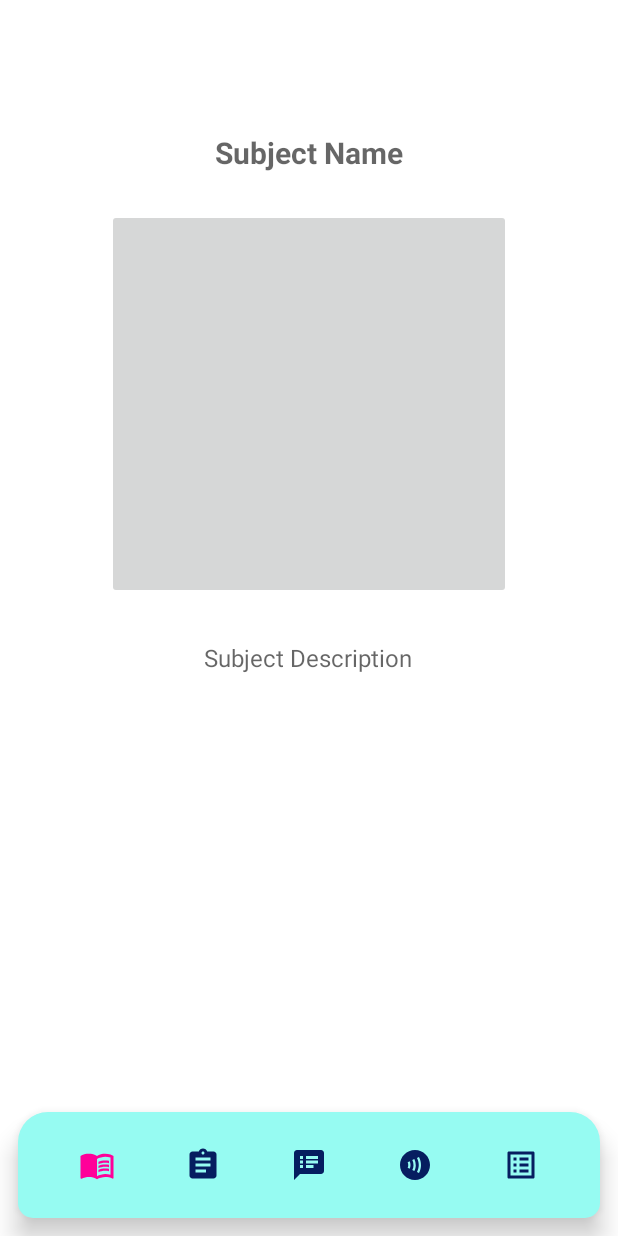
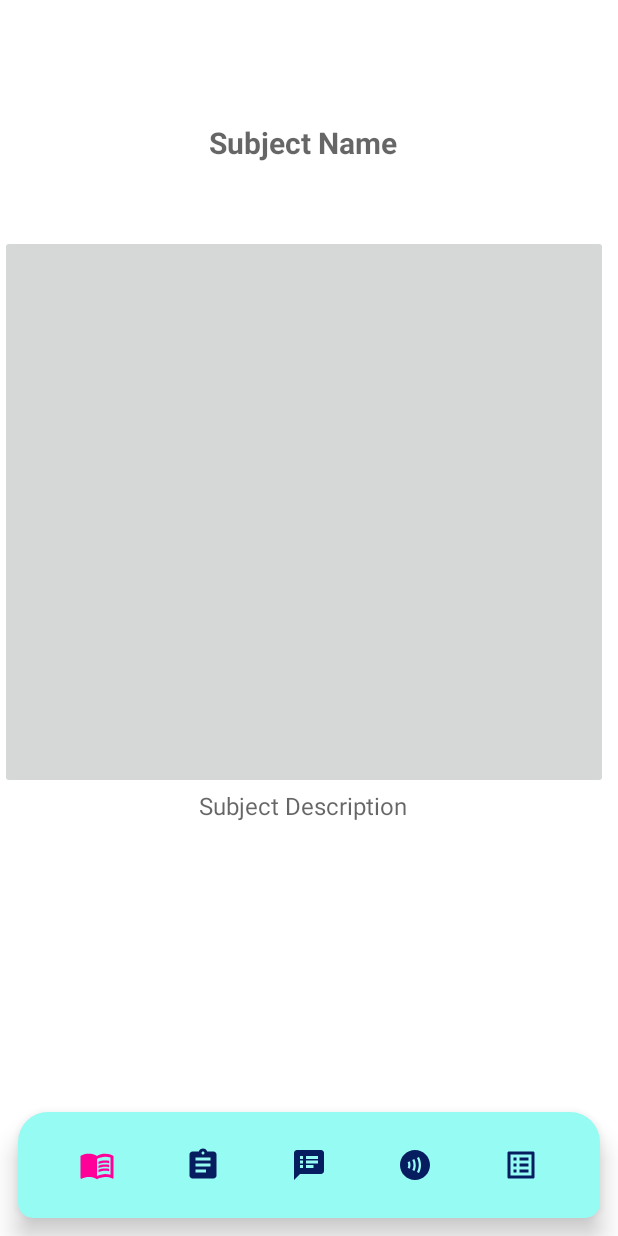
Before and after one commit to GinPaul/kodego.studentassistanceapp.arguez, an Android app: the SubjectDetails screen opened directly, with no data from a screen before it, on a phone screen of 412 x 824 dp. Run offline under Robolectric (Android 15) with nearby library versions, the phone set to English and light mode, and no system bars; Roboto replaces fonts that are not available here.

Commit message:
Nov 3 2022 2nd commit

```diff
--- a/app/src/main/java/com/kodego/activity/one/studentassistanceapp/SubjectDetails.kt
+++ b/app/src/main/java/com/kodego/activity/one/studentassistanceapp/SubjectDetails.kt
@@ -47,16 +47,31 @@ class SubjectDetails : AppCompatActivity() {
         btnSubject.setImageResource(R.drawable.ic_pink_subject)
 
 
-        //data from home activity
+//        //data from home activity
         var subjectName: String? = intent.getStringExtra("subjectName") //>>need to add "?" to accept null inputs/values
         var subjectDescription : String? = intent.getStringExtra("subjectDescription")
         var imageSubject: Int = intent.getIntExtra("imageSubject",0)
-//        var quantity: Int = intent.getIntExtra("quantity",0)
+////        var quantity: Int = intent.getIntExtra("quantity",0)
+//
+////        binding.Subject.setImageResource(imageSubject)
+////        binding.tvSubjectName2.text = subjectName
+////        binding.tvSubjectDescription2.text = subjectDescription
+////        binding.tvQuantityProdDetail.text = quantity.toString()
 
-//        binding.Subject.setImageResource(imageSubject)
-//        binding.tvSubjectName2.text = subjectName
-//        binding.tvSubjectDescription2.text = subjectDescription
-//        binding.tvQuantityProdDetail.text = quantity.toString()
+        //passing data to fragment 1 (subject frag)
+        var bundleSubjectDetails = Bundle()
+        bundleSubjectDetails.putString("subjectName", subjectName)
+        subjectFrag.arguments = bundleSubjectDetails
+
+        var bundleSubjectDescription = Bundle()
+        bundleSubjectDescription.putString("subjectDescription", subjectDescription)
+        subjectFrag.arguments = bundleSubjectDescription
+
+//        var bundleImageSubject = Bundle()
+//        bundleImageSubject.putString("imageSubject", imageSubject.toString())
+//        subjectFrag.arguments = bundleImageSubject
+
+
     }
 
     fun addFragOnClick(view: View) {
--- a/app/src/main/java/com/kodego/activity/one/studentassistanceapp/view/SubjectFragment.kt
+++ b/app/src/main/java/com/kodego/activity/one/studentassistanceapp/view/SubjectFragment.kt
@@ -5,51 +5,45 @@ import android.view.LayoutInflater
 import android.view.View
 import android.view.ViewGroup
 import androidx.fragment.app.Fragment
-import com.kodego.activity.one.studentassistanceapp.R
+import com.kodego.activity.one.studentassistanceapp.databinding.FragmentSubjectBinding
 
-// TODO: Rename parameter arguments, choose names that match
-// the fragment initialization parameters, e.g. ARG_ITEM_NUMBER
 private const val ARG_PARAM1 = "param1"
 private const val ARG_PARAM2 = "param2"
 
-/**
- * A simple [Fragment] subclass.
- * Use the [SubjectFragment.newInstance] factory method to
- * create an instance of this fragment.
- */
 class SubjectFragment : Fragment() {
 
-    // TODO: Rename and change types of parameters
     private var param1: String? = null
     private var param2: String? = null
 
-
     override fun onCreate(savedInstanceState: Bundle?) {
         super.onCreate(savedInstanceState)
+
         arguments?.let {
             param1 = it.getString(ARG_PARAM1)
             param2 = it.getString(ARG_PARAM2)
+
         }
+    }
 
-        //data from home activity
-
-//        var subjectName: String? = intent.getStringExtra("subjectName") //>>need to add "?" to accept null inputs/values
-//        var subjectDescription : String? = intent.getStringExtra("subjectDescription")
-//        var imageSubject: Int = intent.getIntExtra("imageSubject",0)
-//        var quantity: Int = intent.getIntExtra("quantity",0)
-
-//        binding..setImageResource(imageSubject)
-//        binding.tvSubjectName2.text = subjectName
-//        binding.tvSubjectDescription2.text = subjectDescription
-//        binding.tvQuantityProdDetail.text = quantity.toString()
-    }
+    lateinit var binding: FragmentSubjectBinding
 
     override fun onCreateView(
         inflater: LayoutInflater, container: ViewGroup?,
         savedInstanceState: Bundle?
     ): View? {
-        // Inflate the layout for this fragment
-        return inflater.inflate(R.layout.fragment_subject, container, false)
+
+        binding = FragmentSubjectBinding.inflate(layoutInflater)
+
+//        var textFromParent = arguments?.getString("data1")
+        var subjectName2: String? = arguments?.getString("subjectName")
+        var subjectDescription2 : String? = arguments?.getString("subjectDescription")
+        var imageSubject: Int? = arguments?.getInt("imageSubject",0)
+
+        //catching data from tha activity
+        binding.tvSubjectName2.text = subjectName2
+        binding.tvSubjectDescription2.text = subjectDescription2
+
+        return binding.root
     }
 
     companion object {
--- a/app/src/main/res/layout/activity_login_sav2.xml
+++ b/app/src/main/res/layout/activity_login_sav2.xml
@@ -16,7 +16,7 @@
         android:hint="Username"
         android:paddingStart="10dp"
         android:paddingEnd="10dp"
-        app:boxBackgroundColor="@android:color/system_accent2_100"
+        app:boxBackgroundColor="@color/sky_green"
         app:counterEnabled="true"
         app:counterMaxLength="20"
         app:endIconMode="clear_text"
@@ -48,7 +48,7 @@
         android:hint="Password"
         android:paddingStart="10dp"
         android:paddingEnd="10dp"
-        app:boxBackgroundColor="@android:color/system_accent2_100"
+        app:boxBackgroundColor="@color/sky_green"
         app:counterEnabled="true"
         app:counterMaxLength="20"
         app:endIconMode="password_toggle"
--- a/app/src/main/res/layout/activity_splash.xml
+++ b/app/src/main/res/layout/activity_splash.xml
@@ -24,7 +24,6 @@
         android:id="@+id/textView"
         android:layout_width="wrap_content"
         android:layout_height="wrap_content"
-        android:layout_marginBottom="196dp"
         android:fontFamily="sans-serif"
         android:text="Kodego University"
         android:textSize="34sp"
@@ -32,6 +31,8 @@
         app:layout_constraintBottom_toBottomOf="parent"
         app:layout_constraintEnd_toEndOf="parent"
         app:layout_constraintHorizontal_bias="0.496"
-        app:layout_constraintStart_toStartOf="parent" />
+        app:layout_constraintStart_toStartOf="parent"
+        app:layout_constraintTop_toTopOf="parent"
+        app:layout_constraintVertical_bias="0.667" />
 
 </androidx.constraintlayout.widget.ConstraintLayout>
--- a/app/src/main/res/layout/activity_view_pager.xml
+++ b/app/src/main/res/layout/activity_view_pager.xml
@@ -13,7 +13,7 @@
         android:layout_marginBottom="104dp"
         android:text="Log in"
         android:textColor="@color/colorPrimary"
-        android:textSize="15sp"
+        android:textSize="17sp"
         android:textStyle="bold"
         app:layout_constraintBottom_toBottomOf="parent"
         app:layout_constraintEnd_toEndOf="parent"
--- a/app/src/main/res/layout/fragment_subject.xml
+++ b/app/src/main/res/layout/fragment_subject.xml
@@ -14,21 +14,24 @@
             android:id="@+id/tvSubjectName2"
             android:layout_width="wrap_content"
             android:layout_height="wrap_content"
-            android:layout_marginTop="88dp"
             android:hint="Subject Name"
             android:textSize="20sp"
             android:textStyle="bold"
+            app:layout_constraintBottom_toBottomOf="parent"
             app:layout_constraintEnd_toEndOf="parent"
+            app:layout_constraintHorizontal_bias="0.498"
             app:layout_constraintStart_toStartOf="parent"
-            app:layout_constraintTop_toTopOf="parent" />
+            app:layout_constraintTop_toTopOf="parent"
+            app:layout_constraintVertical_bias="0.156" />
 
         <ImageButton
             android:id="@+id/imgSubject2"
-            android:layout_width="269dp"
-            android:layout_height="260dp"
-            android:layout_marginTop="24dp"
-            android:scaleType="centerCrop"
+            android:layout_width="405dp"
+            android:layout_height="369dp"
+            android:layout_marginTop="48dp"
+            android:scaleType="fitXY"
             app:layout_constraintEnd_toEndOf="parent"
+            app:layout_constraintHorizontal_bias="0.0"
             app:layout_constraintStart_toStartOf="parent"
             app:layout_constraintTop_toBottomOf="@+id/tvSubjectName2"
             tools:ignore="SpeakableTextPresentCheck"
@@ -38,12 +41,13 @@
             android:id="@+id/tvSubjectDescription2"
             android:layout_width="wrap_content"
             android:layout_height="wrap_content"
-            android:layout_marginTop="28dp"
             android:hint="Subject Description"
             android:textSize="16sp"
+            app:layout_constraintBottom_toBottomOf="parent"
             app:layout_constraintEnd_toEndOf="parent"
             app:layout_constraintHorizontal_bias="0.498"
             app:layout_constraintStart_toStartOf="parent"
-            app:layout_constraintTop_toBottomOf="@+id/imgSubject2" />
+            app:layout_constraintTop_toBottomOf="@+id/imgSubject2"
+            app:layout_constraintVertical_bias="0.152" />
     </androidx.constraintlayout.widget.ConstraintLayout>
 </FrameLayout>
```
